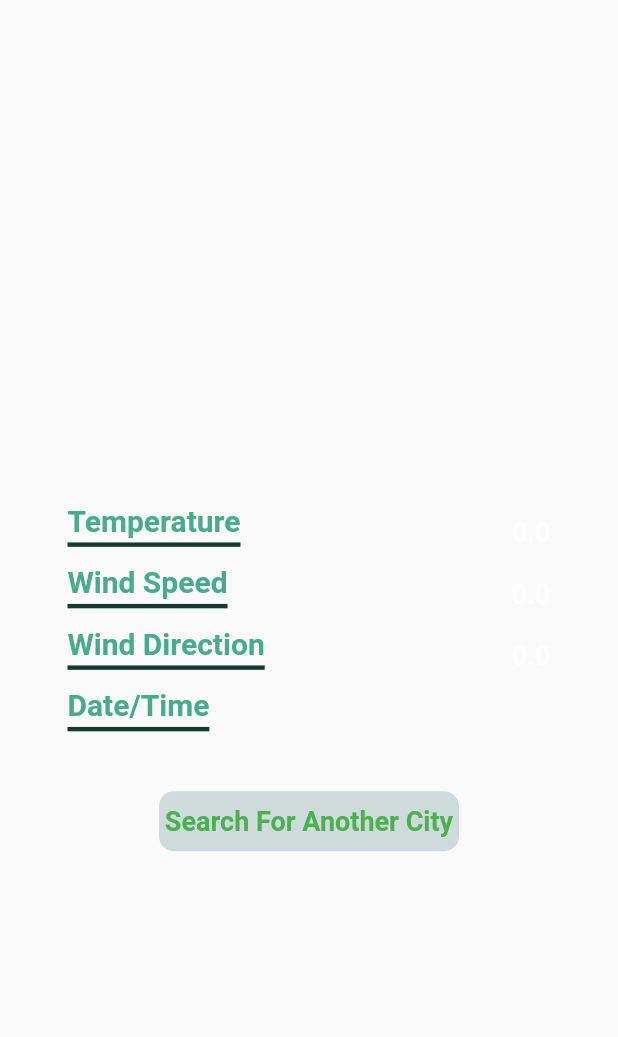
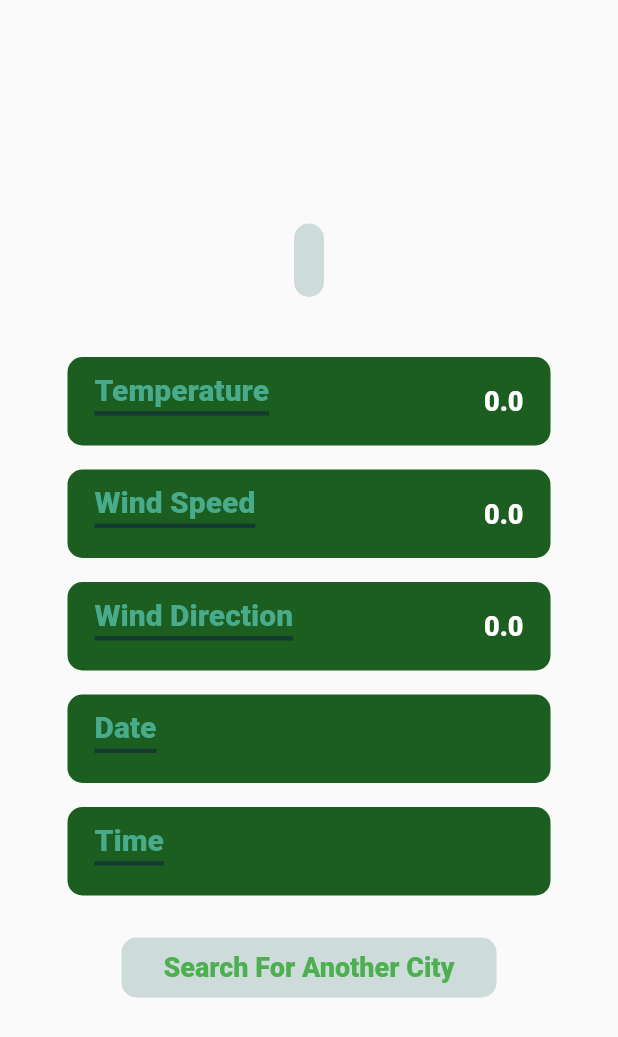
Before and after one commit to mo7amedaliEbaid/cities-finder, a Flutter app: what buildcityweatherbody() shows on an empty page, opened directly with empty values, on a phone screen of 412 x 824 dp. Shown: the top 1037 px of the screen. Run offline on Flutter 3.47's test engine with Material 2 defaults, Android fonts, the phone set to English and light mode, and no system bars; our stand-ins replace bloc, flutter_bloc, flutter_offline, google_maps_flutter; missing offline and left inert: custom_info_window; network calls fail.

```diff
--- a/lib/main.dart
+++ b/lib/main.dart
@@ -28,6 +28,7 @@ class MyApp extends StatelessWidget {
   @override
   Widget build(BuildContext context) {
     return MaterialApp(
+     // theme: ThemeData(canvasColor: Colors.transparent,),
       debugShowCheckedModeBanner: false,
       home: SearchLocationScreen(),
     );
--- a/lib/presentation/screens/weather_screen.dart
+++ b/lib/presentation/screens/weather_screen.dart
@@ -1,5 +1,8 @@
+import 'dart:developer';
+
 import 'package:flutter/material.dart';
 import 'package:flutter_bloc/flutter_bloc.dart';
+import 'package:intl/intl.dart';
 import 'package:untitled/business_logic/city_weather_cubit.dart';
 import 'package:untitled/data/models/weather_model.dart';
 import 'package:untitled/presentation/screens/searchlocation_screen.dart';
@@ -35,28 +38,65 @@ class _WeatherScreenState extends State<WeatherScreen> {
 
   @override
   Widget build(BuildContext context) {
-    Size size = MediaQuery.of(context).size;
+    Size size = MediaQuery.sizeOf(context);
+    /*log(currentWeather.time.toString());
+    int idx = currentWeather.time!.indexOf("T");
+    List parts = [currentWeather.time!.substring(0,idx).trim(), currentWeather.time!.substring(idx+1).trim()];
+    String date=parts.first;
+    String time=parts.last;
+    log(parts.toString());*/
     return Scaffold(
       backgroundColor: Colors.indigo.shade900,
       body: BlocBuilder<CityWeatherCubit, CityWeatherState>(
         builder: (context, state) {
           if (state is WeatherLoaded) {
             currentWeather = (state).currentWeather;
-            return Container(
+            int idx = currentWeather.time!.indexOf("T");
+            List parts = [
+              currentWeather.time!.substring(0, idx).trim(),
+              currentWeather.time!.substring(idx + 1).trim()
+            ];
+            String date = parts.first;
+            String time = parts.last;
+            log(parts.toString());
+            return Stack(
+              children: [
+                Container(
                   height: size.height,
                   width: size.width,
                   decoration: BoxDecoration(
                     image: DecorationImage(
+                        /* colorFilter: currentWeather.isDay == 1
+                            ? ColorFilter.mode(Colors.amber.shade200, BlendMode.colorBurn)
+                            : ColorFilter.mode(Colors.black, BlendMode.color),*/
                         image: currentWeather.isDay == 1
                             ? AssetImage("screen_shots/sunny.jpeg")
                             : AssetImage("screen_shots/night3.jpg"),
                         fit: size.width < 480
                             ? BoxFit.fitHeight
-                          : BoxFit.fitWidth)),
+                            : BoxFit.fitWidth),
+                  ),
                   child: SingleChildScrollView(
                     child: buildcityweatherbody(
-                    context, currentWeather, widget.cityname),
+                        context, currentWeather, widget.cityname, date, time),
                   ),
+                ),
+                Positioned(
+                    top: 40,
+                    left: 30,
+                    child: GestureDetector(
+                      onTap: () {
+                        Navigator.pop(context);
+                      },
+                      child: Icon(
+                        Icons.arrow_back_ios,
+                        size: 35,
+                        color: currentWeather.isDay == 1
+                            ? Colors.black
+                            : Colors.white,
+                      ),
+                    ))
+              ],
             );
           } else {
             return Center(child: CircularProgressIndicator());
@@ -67,8 +107,8 @@ class _WeatherScreenState extends State<WeatherScreen> {
   }
 }
 
-Widget buildcityweatherbody(
-    BuildContext context, CurrentWeather currentWeather, String cityname) {
+Widget buildcityweatherbody(BuildContext context, CurrentWeather currentWeather,
+    String cityname, String date, String time) {
   Size size = MediaQuery.of(context).size;
   return Padding(
     padding: size.width < 480 ? EdgeInsets.all(45) : EdgeInsets.all(50),
@@ -76,15 +116,27 @@ Widget buildcityweatherbody(
         crossAxisAlignment: CrossAxisAlignment.center,
         mainAxisAlignment: MainAxisAlignment.center,
         children: [
-          Padding(
-            padding: const EdgeInsets.fromLTRB(0, 28.0, 0, 50),
+          Container(
+            margin: EdgeInsets.all(10),
+            padding: const EdgeInsets.all(10),
+            decoration: BoxDecoration(
+                color: Color(0xffcedbdb),
+                borderRadius: BorderRadius.circular(10)),
             child: Text(
               cityname,
               style: currentWeather.isDay == 0 ? citynightstyle : citydaystyle,
             ),
           ),
-          Padding(
-            padding: const EdgeInsets.only(bottom: 18.0),
+          SizedBox(
+            height: 22,
+          ),
+          Container(
+            padding: const EdgeInsets.all(18.0),
+            margin: EdgeInsets.symmetric(vertical: 8),
+            decoration: BoxDecoration(
+                color: Colors.green.shade900,
+                borderRadius: BorderRadius.circular(10)),
+            child: Center(
               child: Row(
                 mainAxisAlignment: MainAxisAlignment.spaceBetween,
                 children: [
@@ -99,8 +151,13 @@ Widget buildcityweatherbody(
                 ],
               ),
             ),
-          Padding(
-            padding: const EdgeInsets.only(bottom: 18.0),
+          ),
+          Container(
+            padding: const EdgeInsets.all(18.0),
+            margin: EdgeInsets.symmetric(vertical: 8),
+            decoration: BoxDecoration(
+                color: Colors.green.shade900,
+                borderRadius: BorderRadius.circular(10)),
             child: Row(
               mainAxisAlignment: MainAxisAlignment.spaceBetween,
               children: [
@@ -115,8 +172,12 @@ Widget buildcityweatherbody(
               ],
             ),
           ),
-          Padding(
-            padding: const EdgeInsets.only(bottom: 18.0),
+          Container(
+            padding: const EdgeInsets.all(18.0),
+            margin: EdgeInsets.symmetric(vertical: 8),
+            decoration: BoxDecoration(
+                color: Colors.green.shade900,
+                borderRadius: BorderRadius.circular(10)),
             child: Row(
               mainAxisAlignment: MainAxisAlignment.spaceBetween,
               children: [
@@ -131,23 +192,44 @@ Widget buildcityweatherbody(
               ],
             ),
           ),
-          Padding(
-            padding: const EdgeInsets.only(bottom: 18.0),
+          Container(
+            padding: const EdgeInsets.all(18.0),
+            margin: EdgeInsets.symmetric(vertical: 8),
+            decoration: BoxDecoration(
+                color: Colors.green.shade900,
+                borderRadius: BorderRadius.circular(10)),
             child: Row(
               mainAxisAlignment: MainAxisAlignment.spaceBetween,
               children: [
                 Text(
-                  "Date/Time",
+                  "Date",
                   style: headstyle,
                 ),
-                Container(
-                  width: 150,
-                  height: 20,
-                  child: Text(
-                    currentWeather.time.toString(),
+                Text(
+                  date,
                   style: hintstyle1,
                   overflow: TextOverflow.ellipsis,
                 ),
+              ],
+            ),
+          ),
+          Container(
+            padding: const EdgeInsets.all(18.0),
+            margin: EdgeInsets.symmetric(vertical: 8),
+            decoration: BoxDecoration(
+                color: Colors.green.shade900,
+                borderRadius: BorderRadius.circular(10)),
+            child: Row(
+              mainAxisAlignment: MainAxisAlignment.spaceBetween,
+              children: [
+                Text(
+                  "Time",
+                  style: headstyle,
+                ),
+                Text(
+                  time,
+                  style: hintstyle1,
+                  overflow: TextOverflow.ellipsis,
                 ),
               ],
             ),
@@ -160,10 +242,10 @@ Widget buildcityweatherbody(
             child: Container(
               decoration: BoxDecoration(
                   color: Color(0xffcedbdb),
-                borderRadius: BorderRadius.circular(10)
-              ),
+                  borderRadius: BorderRadius.circular(10)),
               margin: EdgeInsets.all(20),
-              width: 200,
+              padding: EdgeInsets.all(8),
+              width: 250,
               height: 40,
               child: Center(
                 child: Text(
--- a/pubspec.yaml
+++ b/pubspec.yaml
@@ -20,6 +20,7 @@ dependencies:
   flutter_offline:
   google_maps_flutter: ^2.4.1
   custom_info_window: ^1.0.1
+  intl:
 
 dev_dependencies:
   flutter_test:
```
Also changed, not shown: lib/constants/app_constants.dart (+5 -5 lines), lib/presentation/screens/citylocation_screen.dart (+17 -3 lines), lib/presentation/screens/map_screen.dart (+10 -1 lines), lib/presentation/screens/searchlocation_screen.dart (+45 -3 lines), pubspec.lock. Lines whose indentation alone changed are shown as unchanged.
